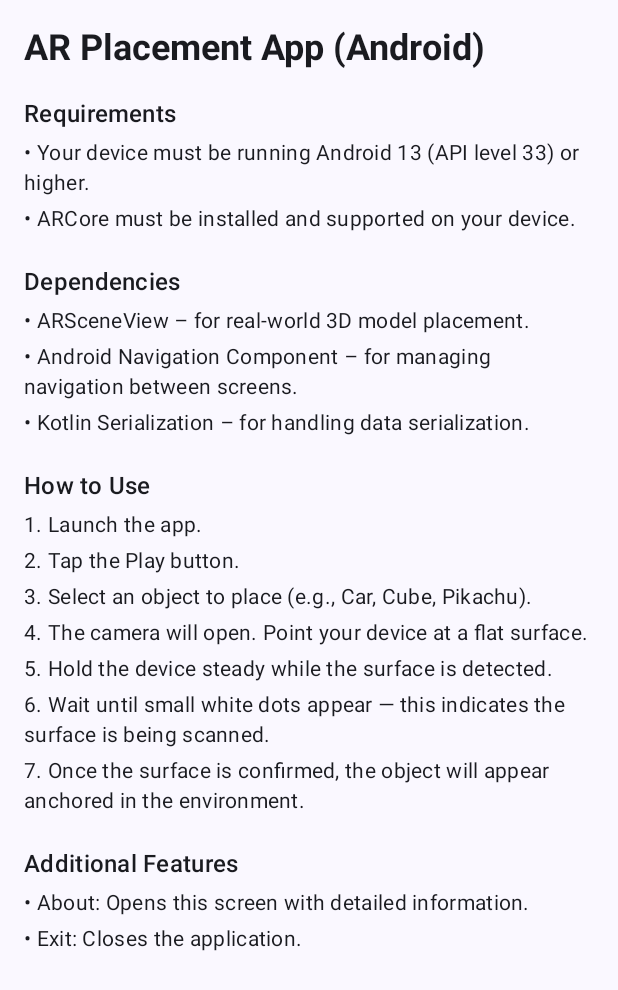
After one commit to buildscript-dev/AR_Demo, an Android app built with Jetpack Compose: the AboutScreen screen opened through its navigation route, on a phone screen of 412 x 824 dp. The commit adds this screen. Shown: the top 990 px of the screen. Run offline under Robolectric (Android 15) with nearby library versions, the phone set to English and light mode, and no system bars.

Commit message:
About Screen is Done

```diff
--- a/app/src/main/java/com/example/ardemo/MainActivity.kt
+++ b/app/src/main/java/com/example/ardemo/MainActivity.kt
@@ -14,12 +14,12 @@ import androidx.navigation.compose.composable
 import androidx.navigation.compose.rememberNavController
 import androidx.navigation.toRoute
 import com.example.ardemo.navigation.ARScreen
+import com.example.ardemo.navigation.AboutScreen
 import com.example.ardemo.navigation.HomeScreen
-import com.example.ardemo.navigation.ProfileScreen
 import com.example.ardemo.navigation.ProtoScreen
 import com.example.ardemo.screen.ARScreen
+import com.example.ardemo.screen.AboutScreen
 import com.example.ardemo.screen.HomeScreen
-import com.example.ardemo.screen.ProfileScreen
 import com.example.ardemo.screen.ProtoScreen
 import com.example.ardemo.ui.theme.ARDemoTheme
 
@@ -44,8 +44,8 @@ class MainActivity : ComponentActivity() {
                         composable<ProtoScreen>{
                             ProtoScreen(navController)
                         }
-                        composable<ProfileScreen>{
-                            ProfileScreen()
+                        composable<AboutScreen>{
+                            AboutScreen(navController)
                         }
 
                     }
--- a/app/src/main/java/com/example/ardemo/navigation/NavRoute.kt
+++ b/app/src/main/java/com/example/ardemo/navigation/NavRoute.kt
@@ -13,4 +13,4 @@ data class ARScreen(val model: String)
 object ProtoScreen
 
 @Serializable
-object ProfileScreen
+object AboutScreen
--- /dev/null
+++ b/app/src/main/java/com/example/ardemo/screen/AboutScreen.kt
@@ -0,0 +1,82 @@
+package com.example.ardemo.screen
+
+import androidx.compose.foundation.layout.Column
+import androidx.compose.foundation.layout.Spacer
+import androidx.compose.foundation.layout.fillMaxSize
+import androidx.compose.foundation.layout.height
+import androidx.compose.foundation.layout.padding
+import androidx.compose.foundation.rememberScrollState
+import androidx.compose.foundation.verticalScroll
+import androidx.compose.material3.MaterialTheme
+import androidx.compose.material3.Text
+import androidx.compose.runtime.Composable
+import androidx.compose.ui.Modifier
+import androidx.compose.ui.text.font.FontWeight
+import androidx.compose.ui.unit.dp
+import androidx.navigation.NavHostController
+
+@Composable
+fun AboutScreen(navController: NavHostController) {
+    Column(
+        modifier = Modifier
+            .fillMaxSize()
+            .padding(16.dp)
+            .verticalScroll(rememberScrollState())
+    ) {
+        Text(
+            text = "AR Placement App (Android)",
+            style = MaterialTheme.typography.headlineSmall,
+            fontWeight = FontWeight.Bold
+        )
+
+        Spacer(modifier = Modifier.height(16.dp))
+
+        SectionTitle("Requirements")
+        SectionBody("• Your device must be running Android 13 (API level 33) or higher.")
+        SectionBody("• ARCore must be installed and supported on your device.")
+
+        Spacer(modifier = Modifier.height(16.dp))
+
+        SectionTitle("Dependencies")
+        SectionBody("• ARSceneView – for real-world 3D model placement.")
+        SectionBody("• Android Navigation Component – for managing navigation between screens.")
+        SectionBody("• Kotlin Serialization – for handling data serialization.")
+
+        Spacer(modifier = Modifier.height(16.dp))
+
+        SectionTitle("How to Use")
+        SectionBody("1. Launch the app.")
+        SectionBody("2. Tap the Play button.")
+        SectionBody("3. Select an object to place (e.g., Car, Cube, Pikachu).")
+        SectionBody("4. The camera will open. Point your device at a flat surface.")
+        SectionBody("5. Hold the device steady while the surface is detected.")
+        SectionBody("6. Wait until small white dots appear — this indicates the surface is being scanned.")
+        SectionBody("7. Once the surface is confirmed, the object will appear anchored in the environment.")
+
+        Spacer(modifier = Modifier.height(16.dp))
+
+        SectionTitle("Additional Features")
+        SectionBody("• About: Opens this screen with detailed information.")
+        SectionBody("• Exit: Closes the application.")
+    }
+}
+
+
+@Composable
+fun SectionTitle(text: String) {
+    Text(
+        text = text,
+        style = MaterialTheme.typography.titleMedium,
+        fontWeight = FontWeight.SemiBold,
+        modifier = Modifier.padding(bottom = 4.dp)
+    )
+}
+
+@Composable
+fun SectionBody(text: String) {
+    Text(
+        text = text,
+        style = MaterialTheme.typography.bodyMedium,
+        modifier = Modifier.padding(bottom = 4.dp)
+    )
+}
--- a/app/src/main/java/com/example/ardemo/screen/HomeScreen.kt
+++ b/app/src/main/java/com/example/ardemo/screen/HomeScreen.kt
@@ -1,10 +1,8 @@
 package com.example.ardemo.screen
 
-import androidx.compose.foundation.BorderStroke
 import androidx.compose.foundation.layout.Arrangement
 import androidx.compose.foundation.layout.Box
 import androidx.compose.foundation.layout.Column
-import androidx.compose.foundation.layout.Spacer
 import androidx.compose.foundation.layout.fillMaxSize
 import androidx.compose.foundation.layout.fillMaxWidth
 import androidx.compose.foundation.layout.height
@@ -17,14 +15,12 @@ import androidx.compose.runtime.Composable
 import androidx.compose.ui.Alignment
 import androidx.compose.ui.Modifier
 import androidx.compose.ui.draw.clip
-import androidx.compose.ui.graphics.Color
 import androidx.compose.ui.text.font.FontWeight
 import androidx.compose.ui.unit.dp
 import androidx.compose.ui.unit.sp
 import androidx.navigation.NavController
-import com.example.ardemo.navigation.ProfileScreen
+import com.example.ardemo.navigation.AboutScreen
 import com.example.ardemo.navigation.ProtoScreen
-import com.example.ardemo.ui.theme.Purple40
 
 @Composable
 fun HomeScreen(navController: NavController){
@@ -57,7 +53,7 @@ fun HomeScreen(navController: NavController){
         }
 
             Button(
-                onClick = {navController.navigate(ProfileScreen)},
+                onClick = {navController.navigate(AboutScreen)},
             shape = RoundedCornerShape(12.dp),
             colors = ButtonDefaults.buttonColors(
                 containerColor = generateRandomLightColor(),
@@ -72,7 +68,7 @@ fun HomeScreen(navController: NavController){
         }
 
     Button(
-                onClick = {navController.navigate(ProfileScreen)},
+                onClick = {navController.navigate(AboutScreen)},
             shape = RoundedCornerShape(12.dp),
             colors = ButtonDefaults.buttonColors(
                 containerColor = generateRandomLightColor(),
--- a/app/src/main/java/com/example/ardemo/screen/ProfileScreen.kt
+++ /dev/null
@@ -1,8 +0,0 @@
-package com.example.ardemo.screen
-
-import androidx.compose.runtime.Composable
-
-@Composable
-fun ProfileScreen(){
-
-}
```
Also changed, not shown: 1 other file.
